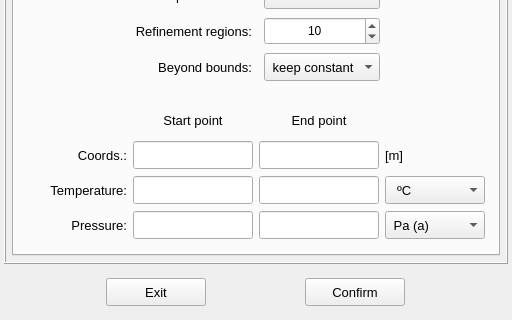
MOPT-UFSC/VIBRA, file vibra/interface/data/ui_files/model/acoustic/acoustic_properties_gradient_inputs.ui: the form before one commit; both pictures show x 0 to 512 and y 356 to 676 of the 512 by 676 pixel window.
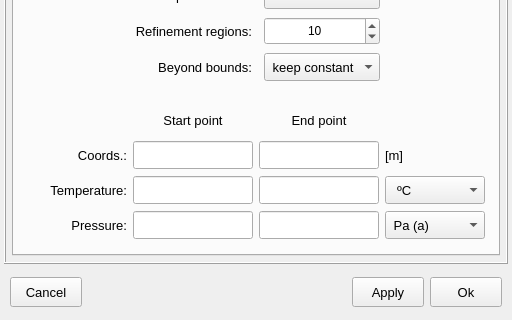
The form after the commit.

Commit message: Update the acoustic properties UI files

What changed in the file:
```diff
--- a/vibra/interface/data/ui_files/model/acoustic/acoustic_properties_gradient_inputs.ui
+++ b/vibra/interface/data/ui_files/model/acoustic/acoustic_properties_gradient_inputs.ui
@@ -1715,54 +1715,148 @@
      <property name="frameShadow">
       <enum>QFrame::Raised</enum>
      </property>
-     <layout class="QGridLayout" name="gridLayout_4">
+     <layout class="QGridLayout" name="gridLayout_12">
+      <property name="leftMargin">
+       <number>6</number>
+      </property>
+      <property name="topMargin">
+       <number>0</number>
+      </property>
+      <property name="rightMargin">
+       <number>6</number>
+      </property>
+      <property name="bottomMargin">
+       <number>0</number>
+      </property>
+      <property name="verticalSpacing">
+       <number>0</number>
+      </property>
+      <item row="0" column="3">
+       <widget class="QPushButton" name="pushButton_apply_and_close">
+        <property name="minimumSize">
+         <size>
+          <width>72</width>
+          <height>30</height>
+         </size>
+        </property>
+        <property name="maximumSize">
+         <size>
+          <width>72</width>
+          <height>30</height>
+         </size>
+        </property>
+        <property name="font">
+         <font>
+          <pointsize>10</pointsize>
+          <italic>false</italic>
+          <bold>false</bold>
+         </font>
+        </property>
+        <property name="styleSheet">
+         <string notr="true"/>
+        </property>
+        <property name="text">
+         <string>Ok</string>
+        </property>
+        <property name="autoDefault">
+         <bool>false</bool>
+        </property>
+        <property name="default">
+         <bool>false</bool>
+        </property>
+        <property name="flat">
+         <bool>false</bool>
+        </property>
+       </widget>
+      </item>
+      <item row="0" column="2">
+       <widget class="QPushButton" name="pushButton_apply">
+        <property name="minimumSize">
+         <size>
+          <width>72</width>
+          <height>30</height>
+         </size>
+        </property>
+        <property name="maximumSize">
+         <size>
+          <width>72</width>
+          <height>30</height>
+         </size>
+        </property>
+        <property name="font">
+         <font>
+          <pointsize>10</pointsize>
+          <italic>false</italic>
+          <bold>false</bold>
+         </font>
+        </property>
+        <property name="styleSheet">
+         <string notr="true"/>
+        </property>
+        <property name="text">
+         <string>Apply</string>
+        </property>
+        <property name="autoDefault">
+         <bool>false</bool>
+        </property>
+        <property name="default">
+         <bool>false</bool>
+        </property>
+        <property name="flat">
+         <bool>false</bool>
+        </property>
+       </widget>
+      </item>
+      <item row="0" column="0">
+       <widget class="QPushButton" name="pushButton_cancel">
+        <property name="minimumSize">
+         <size>
+          <width>72</width>
+          <height>30</height>
+         </size>
+        </property>
+        <property name="maximumSize">
+         <size>
+          <width>72</width>
+          <height>30</height>
+         </size>
+        </property>
+        <property name="font">
+         <font>
+          <pointsize>10</pointsize>
+          <italic>false</italic>
+          <bold>false</bold>
+         </font>
+        </property>
+        <property name="styleSheet">
+         <string notr="true"/>
+        </property>
+        <property name="text">
+         <string>Cancel</string>
+        </property>
+        <property name="autoDefault">
+         <bool>false</bool>
+        </property>
+        <property name="default">
+         <bool>false</bool>
+        </property>
+        <property name="flat">
+         <bool>false</bool>
+        </property>
+       </widget>
+      </item>
       <item row="0" column="1">
-       <widget class="QPushButton" name="pushButton_confirm">
-        <property name="minimumSize">
-         <size>
-          <width>100</width>
-          <height>28</height>
-         </size>
+       <spacer name="horizontalSpacer_19">
+        <property name="orientation">
+         <enum>Qt::Orientation::Horizontal</enum>
         </property>
-        <property name="maximumSize">
+        <property name="sizeHint" stdset="0">
          <size>
-          <width>100</width>
-          <height>28</height>
+          <width>40</width>
+          <height>20</height>
          </size>
         </property>
-        <property name="font">
-         <font>
-          <pointsize>10</pointsize>
-         </font>
-        </property>
-        <property name="text">
-         <string>Confirm</string>
-        </property>
-       </widget>
-      </item>
-      <item row="0" column="0">
-       <widget class="QPushButton" name="pushButton_exit">
-        <property name="minimumSize">
-         <size>
-          <width>100</width>
-          <height>28</height>
-         </size>
-        </property>
-        <property name="maximumSize">
-         <size>
-          <width>100</width>
-          <height>28</height>
-         </size>
-        </property>
-        <property name="font">
-         <font>
-          <pointsize>10</pointsize>
-         </font>
-        </property>
-        <property name="text">
-         <string>Exit</string>
-        </property>
-       </widget>
+       </spacer>
       </item>
      </layout>
     </widget>
```
Left out of the diff: 123 changed lines with no effect on the pictures. The commit also changes 44 other files.
